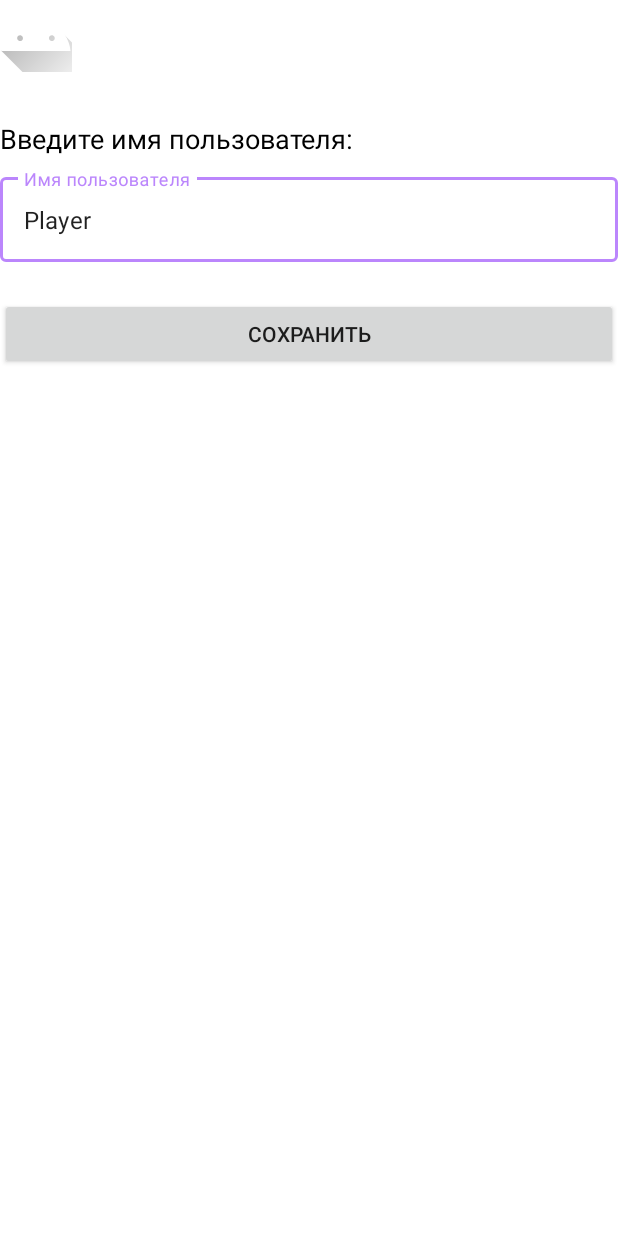
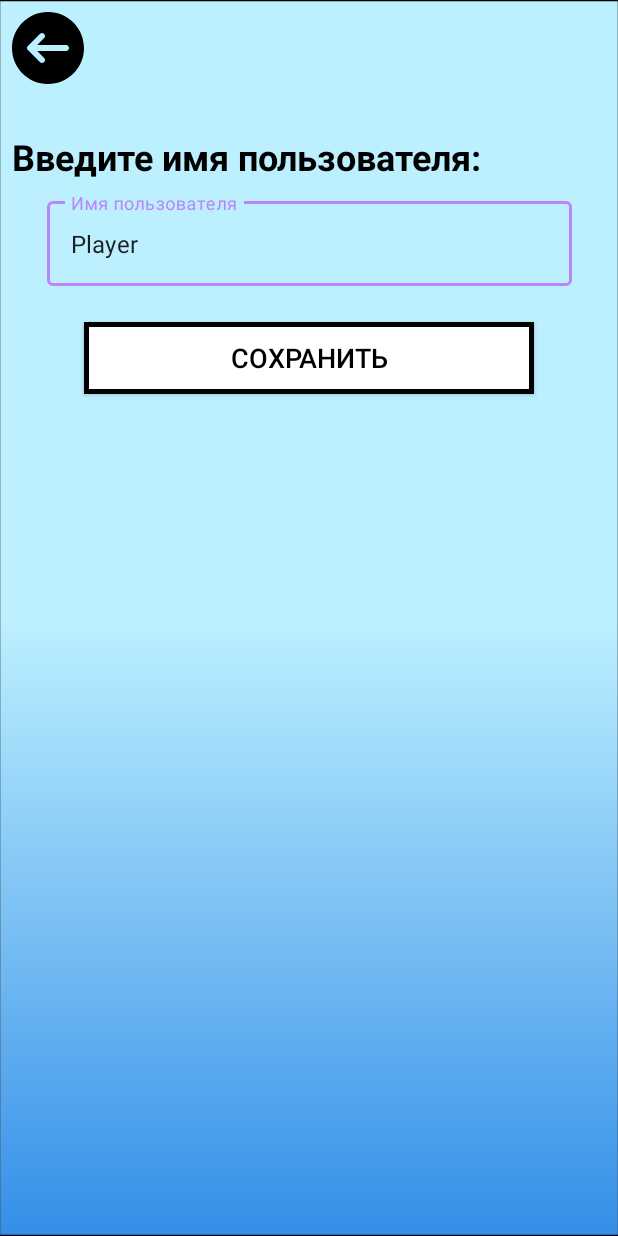
Before and after one commit to Light-Legion/Battleship, an Android app: the EditNameActivity screen opened directly, with no data from a screen before it, on a phone screen of 412 x 824 dp. Run offline under Robolectric (Android 15) with nearby library versions, the light colour scheme and no system bars.

Commit message:
feat: добавлен дизайн для экранов изменения аватара и имени пользователя

```diff
--- /dev/null
+++ b/app/src/main/res/drawable/stroke_btn_custom.xml
@@ -0,0 +1,12 @@
+<?xml version="1.0" encoding="utf-8"?>
+<shape xmlns:android="http://schemas.android.com/apk/res/android"
+    android:shape="rectangle">
+
+    <!-- Заливка фона (можно заменить на любой цвет) -->
+    <solid android:color="@android:color/white"/>
+
+    <!-- Белая обводка -->
+    <stroke
+        android:width="3dp"
+        android:color="@android:color/black"/>
+</shape>
--- a/app/src/main/res/layout/activity_edit_name.xml
+++ b/app/src/main/res/layout/activity_edit_name.xml
@@ -7,6 +7,7 @@
     android:layout_width="match_parent"
     android:layout_height="match_parent"
     android:padding="16dp"
+    android:background="@drawable/bg_help_screen"
     tools:context=".presentation.profile.EditNameActivity">
 
     <!-- кнопка Назад -->
@@ -14,30 +15,33 @@
         android:id="@+id/btnBack"
         android:layout_width="48dp"
         android:layout_height="48dp"
-        android:src="@drawable/ic_launcher_foreground"
+        android:layout_margin="8dp"
         android:background="?attr/selectableItemBackgroundBorderless"
         android:contentDescription="@string/back"
+        android:src="@drawable/ic_btn_back"
         android:tooltipText="@string/back"
-        app:layout_constraintTop_toTopOf="parent"
-        app:layout_constraintStart_toStartOf="parent"/>
+        app:layout_constraintStart_toStartOf="parent"
+        app:layout_constraintTop_toTopOf="parent" />
 
     <!-- заголовок -->
     <TextView
         android:id="@+id/tvPrompt"
         android:layout_width="wrap_content"
         android:layout_height="wrap_content"
+        android:layout_marginStart="8dp"
+        android:layout_marginTop="32dp"
         android:text="@string/txt_enter_name"
         android:textColor="@android:color/black"
-        android:textSize="18sp"
-        android:layout_marginTop="32dp"
-        app:layout_constraintTop_toBottomOf="@id/btnBack"
-        app:layout_constraintStart_toStartOf="parent"/>
+        android:textSize="24sp"
+        android:textStyle="bold"
+        app:layout_constraintStart_toStartOf="parent"
+        app:layout_constraintTop_toBottomOf="@id/btnBack" />
 
     <!-- поле ввода -->
     <com.google.android.material.textfield.TextInputLayout
         android:id="@+id/tilName"
         style="@style/Widget.MaterialComponents.TextInputLayout.OutlinedBox"
-        android:layout_width="0dp"
+        android:layout_width="350dp"
         android:layout_height="wrap_content"
         android:layout_marginTop="8dp"
         app:layout_constraintTop_toBottomOf="@id/tvPrompt"
@@ -69,8 +73,11 @@
     <!-- кнопка Сохранить -->
     <Button
         android:id="@+id/btnSave"
-        android:layout_width="0dp"
+        android:layout_width="300dp"
         android:layout_height="wrap_content"
+        android:background="@drawable/stroke_btn_custom"
+        android:textColor="@color/black"
+        android:textSize="18sp"
         android:text="@string/save"
         android:tooltipText="@string/save"
         android:layout_marginTop="24dp"
--- a/app/src/main/res/layout/item_avatar.xml
+++ b/app/src/main/res/layout/item_avatar.xml
@@ -2,8 +2,8 @@
 <com.google.android.material.card.MaterialCardView xmlns:android="http://schemas.android.com/apk/res/android"
     xmlns:app="http://schemas.android.com/apk/res-auto"
     android:id="@+id/cardAvatar"
-    android:layout_width="100dp"
-    android:layout_height="100dp"
+    android:layout_width="220dp"
+    android:layout_height="220dp"
     android:layout_margin="8dp"
     app:cardCornerRadius="8dp"
     app:strokeColor="@android:color/transparent"
```
Also changed, not shown: app/src/main/res/layout/activity_select_avatar.xml (+24 -15 lines).
